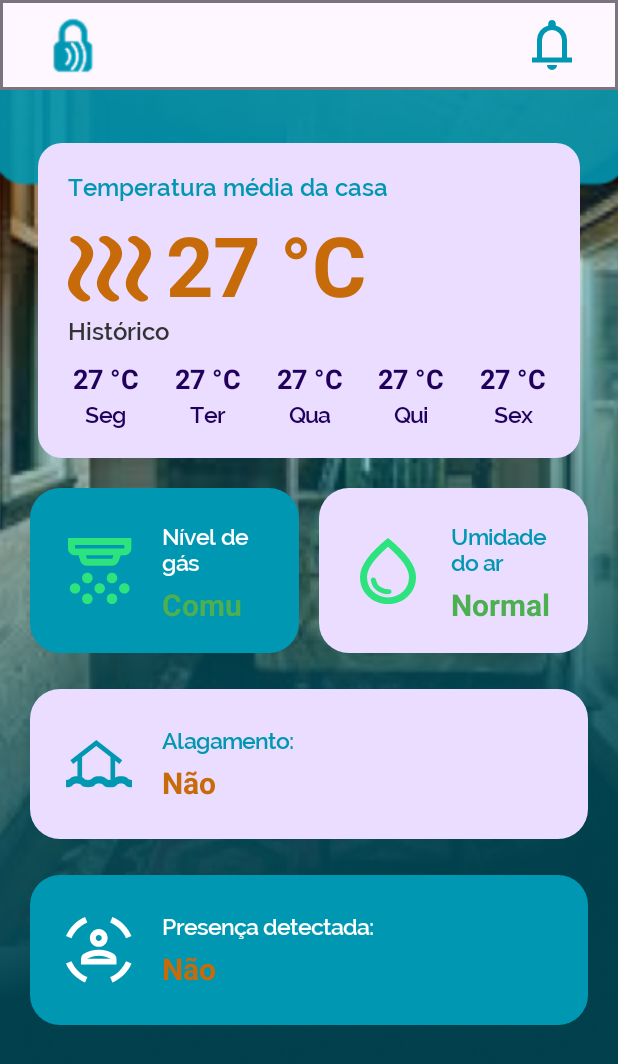
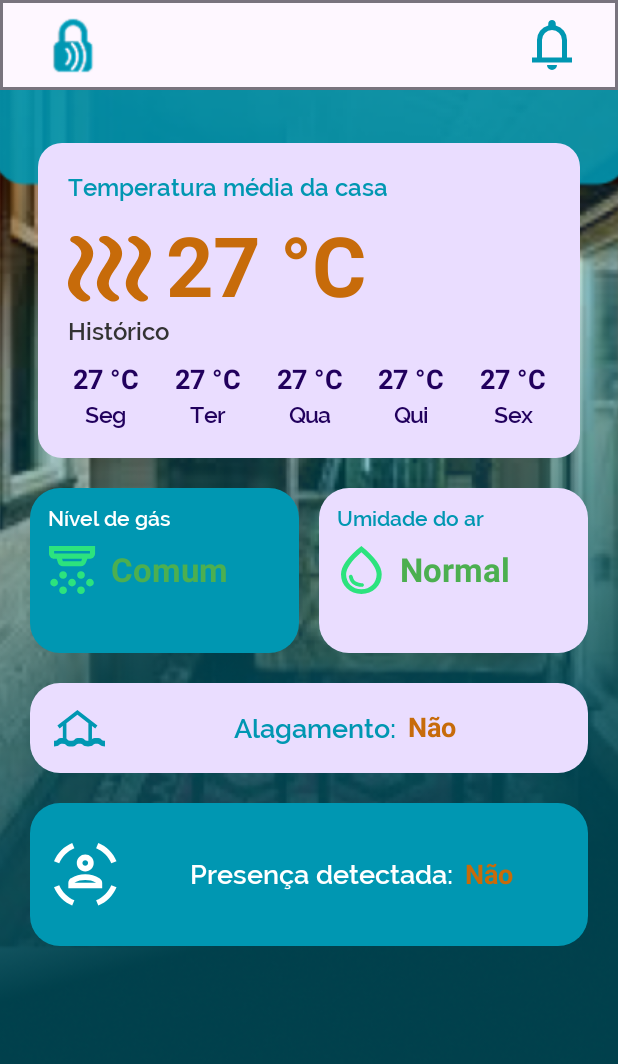
Before and after one commit to mathsant-js/GuardSense, an Android app built with Jetpack Compose: the @Preview function Dashboardpreview, on a phone screen of 412 x 824 dp. Shown: the top 1064 px of the screen. Run offline under Robolectric (Android 15) with nearby library versions, the light colour scheme and no system bars.

Commit message:
chore: Dashboard design update

```diff
--- a/app/src/main/java/com/example/guardsense/ui/components/HomeContentCard.kt
+++ b/app/src/main/java/com/example/guardsense/ui/components/HomeContentCard.kt
@@ -34,14 +34,14 @@ fun HomeContentCard() {
 fun StatusContainersGrid() {
     Column(
         modifier = Modifier.fillMaxWidth(),
-        verticalArrangement = Arrangement.spacedBy(24.dp)
+        verticalArrangement = Arrangement.spacedBy(20.dp)
     ) {
         // Primeira linha - dois containers lado a lado
         Row(
             modifier = Modifier.fillMaxWidth(),
             horizontalArrangement = Arrangement.spacedBy(13.dp)
         ) {
-            StatusContainer(
+            StatusContainerTopTitle(
                 title = "Nível de gás",
                 value = "Comum",
                 backgroundColor = PrimaryBlue,
@@ -52,7 +52,7 @@ fun StatusContainersGrid() {
                 height = 110.dp
             )
 
-            StatusContainer(
+            StatusContainerTopTitle(
                 title = "Umidade do ar",
                 value = "Normal",
                 backgroundColor = MaterialTheme.colorScheme.primaryContainer,
@@ -65,35 +65,33 @@ fun StatusContainersGrid() {
         }
 
         // Container individual - Alagamento
-        StatusContainer(
+        StatusContainerHorizontal(
             title = "Alagamento",
             value = "Não",
             backgroundColor = MaterialTheme.colorScheme.primaryContainer,
             titleColor = PrimaryBlue,
             valueColor = Orange,
             iconRes = R.drawable.ic_flood,
-            height = 100.dp,
-            cornerRadius = 20.dp,
-            showColon = true
+            height = 60.dp,
+            cornerRadius = 20.dp
         )
 
         // Container individual - Presença detectada
-        StatusContainer(
+        StatusContainerHorizontal(
             title = "Presença detectada",
             value = "Não",
             backgroundColor = PrimaryBlue,
             titleColor = White,
             valueColor = Orange,
             iconRes = R.drawable.ic_presence,
-            height = 100.dp,
-            cornerRadius = 20.dp,
-            showColon = true
+            height = 95.dp,
+            cornerRadius = 20.dp
         )
     }
 }
 
 @Composable
-fun StatusContainer(
+fun StatusContainerTopTitle(
     title: String,
     value: String,
     backgroundColor: Color,
@@ -101,49 +99,120 @@ fun StatusContainer(
     valueColor: Color,
     iconRes: Int,
     modifier: Modifier = Modifier,
-    height: Dp = 100.dp,
-    cornerRadius: Dp = 20.dp,
-    showColon: Boolean = false
+    height: Dp = 110.dp,
+    cornerRadius: Dp = 20.dp
 ) {
     Box(
         modifier = modifier
             .fillMaxWidth()
             .height(height)
             .background(backgroundColor, RoundedCornerShape(cornerRadius))
-
     ) {
-        Row(
+        Column(
             modifier = Modifier
                 .fillMaxSize()
-                .padding(24.dp),
-            verticalAlignment = Alignment.CenterVertically
+                .padding(12.dp),
+            horizontalAlignment = Alignment.Start
         ) {
-            Image(
-                painter = painterResource(id = iconRes),
-                contentDescription = title,
-                modifier = Modifier.size(44.dp)
+
+            Text(
+                text = title,
+                fontFamily = ralewayFont,
+                fontSize = 14.sp,
+                color = titleColor,
+                fontWeight = FontWeight.Medium,
+                maxLines = 1
             )
 
-            Spacer(modifier = Modifier.width(20.dp))
+            Spacer(modifier = Modifier.height(10.dp))
 
-            Column {
-                Text(
-                    text = if (showColon) "$title:" else title,
-                    fontFamily = ralewayFont,
-                    fontSize = 15.sp,
-                    color = titleColor,
-                    fontWeight = FontWeight.Medium
+
+            Row(
+                verticalAlignment = Alignment.CenterVertically,
+                horizontalArrangement = Arrangement.Start
+            ) {
+                Image(
+                    painter = painterResource(id = iconRes),
+                    contentDescription = title,
+                    modifier = Modifier.size(32.dp)
                 )
 
-                Spacer(modifier = Modifier.height(8.dp))
+                Spacer(modifier = Modifier.width(10.dp))
 
                 Text(
                     text = value,
-                    fontSize = 20.sp,
+                    fontSize = 22.sp,
                     color = valueColor,
-                    fontWeight = FontWeight.Bold
+                    fontWeight = FontWeight.Bold,
+                    maxLines = 1
                 )
             }
         }
     }
 }
+
+@Composable
+fun StatusContainerHorizontal(
+    title: String,
+    value: String,
+    backgroundColor: Color,
+    titleColor: Color,
+    valueColor: Color,
+    iconRes: Int,
+    modifier: Modifier = Modifier,
+    height: Dp = 80.dp,
+    cornerRadius: Dp = 20.dp
+) {
+    Box(
+        modifier = modifier
+            .fillMaxWidth()
+            .height(height)
+            .background(backgroundColor, RoundedCornerShape(cornerRadius))
+    ) {
+        Row(
+            modifier = Modifier
+                .fillMaxSize()
+                .padding(horizontal = 16.dp),
+            verticalAlignment = Alignment.CenterVertically
+        ) {
+
+            Image(
+                painter = painterResource(id = iconRes),
+                contentDescription = title,
+                modifier = Modifier.size(
+                    if (title == "Presença detectada") 42.dp else 34.dp
+                )
+            )
+
+            Spacer(modifier = Modifier.width(14.dp))
+
+
+            Row(
+                modifier = Modifier
+                    .weight(1f)
+                    .fillMaxHeight(),
+                verticalAlignment = Alignment.CenterVertically,
+                horizontalArrangement = Arrangement.Center
+            ) {
+                Text(
+                    text = "$title:",
+                    fontFamily = ralewayFont,
+                    fontSize = 18.sp,
+                    color = titleColor,
+                    fontWeight = FontWeight.Medium,
+                    maxLines = 1
+                )
+
+                Spacer(modifier = Modifier.width(8.dp))
+
+                Text(
+                    text = value,
+                    fontSize = 18.sp,
+                    color = valueColor,
+                    fontWeight = FontWeight.Bold,
+                    maxLines = 1
+                )
+            }
+        }
+    }
+}
--- a/app/src/main/java/com/example/guardsense/ui/components/MainTemperatureContainer.kt
+++ b/app/src/main/java/com/example/guardsense/ui/components/MainTemperatureContainer.kt
@@ -101,7 +101,7 @@ fun MainTemperatureContainer() {
 fun HistoryItem(temperature: String, day: String) {
     Column(
         horizontalAlignment = Alignment.CenterHorizontally,
-        modifier = Modifier.width(50.dp) // Largura um pouco menor
+        modifier = Modifier.width(50.dp)
     ) {
         Text(
             text = temperature,
--- a/app/src/main/java/com/example/guardsense/ui/navigation/AppNavGraph.kt
+++ b/app/src/main/java/com/example/guardsense/ui/navigation/AppNavGraph.kt
@@ -23,7 +23,7 @@ fun AppNavGraph(
 ) {
     NavHost(
         navController = navController,
-        startDestination = Routes.Monitoring
+        startDestination = Routes.Dashboard
     ) {
         composable(Routes.SignInScreen) {
             SignInScreen(navController)
--- a/gradle/libs.versions.toml
+++ b/gradle/libs.versions.toml
@@ -1,5 +1,5 @@
 [versions]
-agp = "8.10.1"
+agp = "8.13.0"
 kotlin = "2.0.21"
 coreKtx = "1.16.0"
 junit = "4.13.2"
```
Also changed, not shown: gradle/wrapper/gradle-wrapper.properties, 1 other file.
